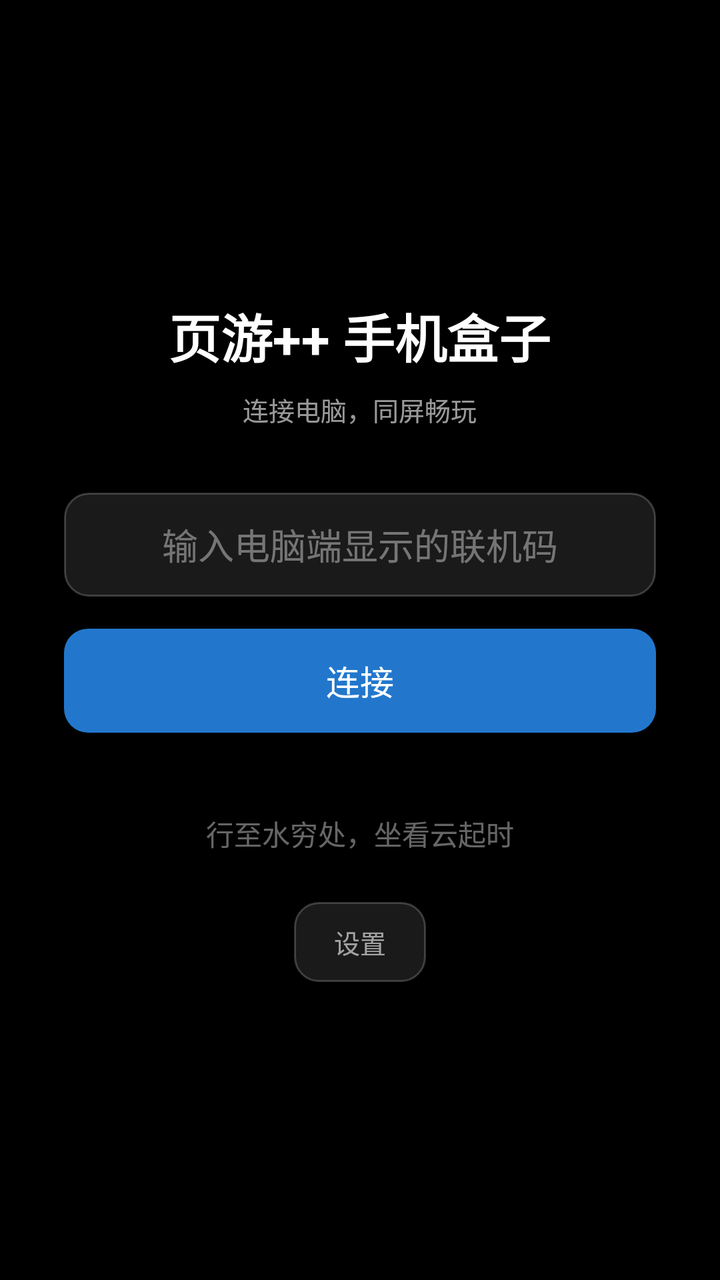
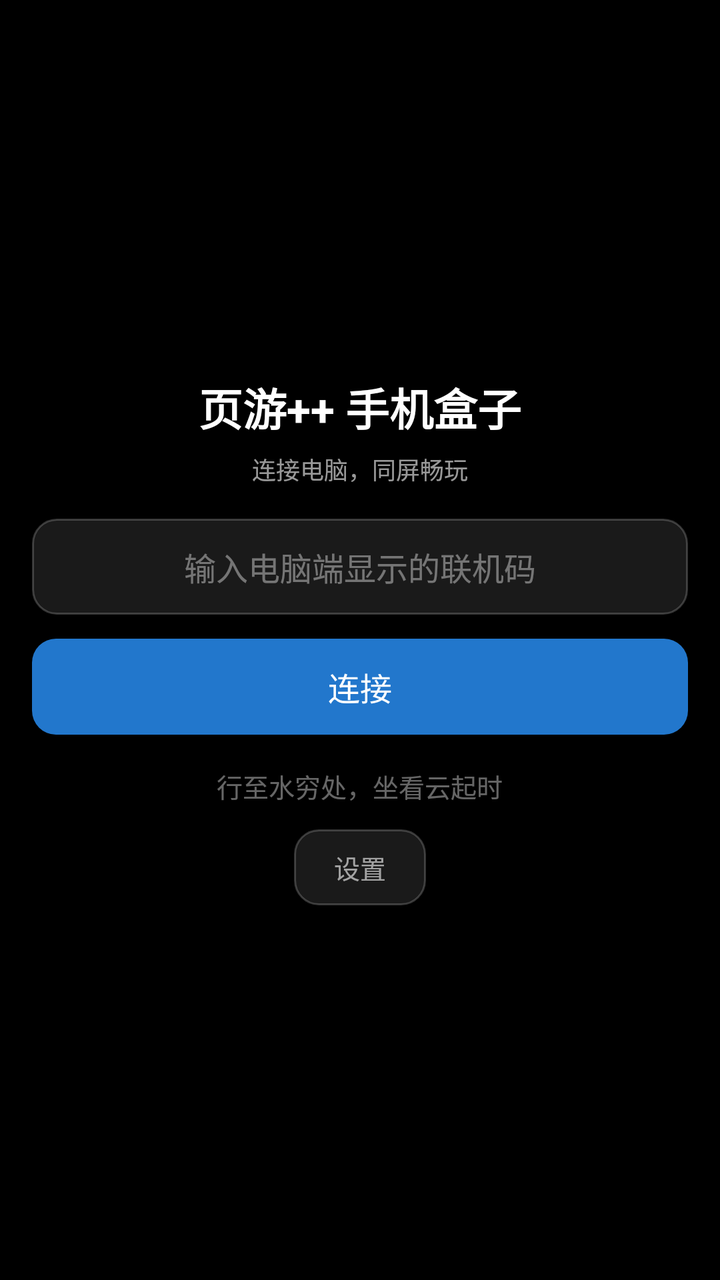

An Android layout rendered at two revisions. The XML below is the earlier revision; the diff shows what the commit changed to produce the second picture.
<!-- AndroidManifest.xml: activity theme Theme.PhoneBox.Fullscreen -->
<!-- res/layout/activity_main.xml -->
<?xml version="1.0" encoding="utf-8"?>
<FrameLayout xmlns:android="http://schemas.android.com/apk/res/android"
    android:layout_width="match_parent"
    android:layout_height="match_parent"
    android:background="@android:color/black">

    
    <LinearLayout
        android:id="@+id/home_page"
        android:layout_width="match_parent"
        android:layout_height="match_parent"
        android:orientation="vertical"
        android:gravity="center"
        android:padding="32dp">

        <TextView
            android:id="@+id/home_title"
            android:layout_width="wrap_content"
            android:layout_height="wrap_content"
            android:text="@string/app_name"
            android:textColor="#FFFFFF"
            android:textSize="26sp"
            android:textStyle="bold"
            android:layout_marginBottom="8dp" />

        <TextView
            android:layout_width="wrap_content"
            android:layout_height="wrap_content"
            android:text="@string/home_subtitle"
            android:textColor="#99FFFFFF"
            android:textSize="13sp"
            android:layout_marginBottom="32dp" />

        <EditText
            android:id="@+id/join_code_input"
            android:layout_width="match_parent"
            android:layout_height="52dp"
            android:maxWidth="420dp"
            android:layout_gravity="center_horizontal"
            android:gravity="center"
            android:hint="@string/join_code_hint"
            android:textColor="#FFFFFF"
            android:textColorHint="#66FFFFFF"
            android:textSize="18sp"
            android:inputType="textVisiblePassword"
            android:singleLine="true"
            android:background="@drawable/bg_join_input" />

        <Button
            android:id="@+id/connect_button"
            android:layout_width="match_parent"
            android:layout_height="52dp"
            android:maxWidth="420dp"
            android:layout_gravity="center_horizontal"
            android:layout_marginTop="16dp"
            android:text="@string/connect"
            android:textSize="17sp"
            android:textColor="#FFFFFF"
            android:background="@drawable/bg_connect_button" />

        <TextView
            android:id="@+id/home_poem"
            android:layout_width="wrap_content"
            android:layout_height="wrap_content"
            android:layout_marginTop="40dp"
            android:text="@string/home_poem"
            android:textColor="#66FFFFFF"
            android:textSize="14sp" />

        <Button
            android:id="@+id/home_settings_button"
            android:layout_width="wrap_content"
            android:layout_height="40dp"
            android:layout_marginTop="24dp"
            android:minWidth="0dp"
            android:paddingStart="20dp"
            android:paddingEnd="20dp"
            android:text="@string/settings"
            android:textSize="13sp"
            android:textColor="#99FFFFFF"
            android:background="@drawable/bg_join_input" />
    </LinearLayout>

    
    <FrameLayout
        android:id="@+id/game_page"
        android:layout_width="match_parent"
        android:layout_height="match_parent"
        android:visibility="gone">

        
        <SurfaceView
            android:id="@+id/surface_view"
            android:layout_width="match_parent"
            android:layout_height="match_parent" />

        
        <com.yeyou.phonebox.VirtualGamepadView
            android:id="@+id/gamepad_view"
            android:layout_width="match_parent"
            android:layout_height="match_parent" />

        
        <LinearLayout
            android:layout_width="match_parent"
            android:layout_height="wrap_content"
            android:orientation="horizontal"
            android:gravity="center_vertical"
            android:padding="8dp">

            <TextView
                android:id="@+id/status_text"
                android:layout_width="0dp"
                android:layout_height="wrap_content"
                android:layout_weight="1"
                android:padding="6dp"
                android:background="#66000000"
                android:textColor="#FFFFFF"
                android:textSize="12sp"
                android:text="@string/status_idle" />

            <Button
                android:id="@+id/settings_button"
                android:layout_width="wrap_content"
                android:layout_height="36dp"
                android:minWidth="0dp"
                android:paddingStart="12dp"
                android:paddingEnd="12dp"
                android:text="@string/settings"
                android:textSize="13sp"
                android:textColor="#FFFFFF"
                android:background="@drawable/bg_connect_button" />
        </LinearLayout>

        
        <LinearLayout
            android:id="@+id/edit_panel"
            android:layout_width="match_parent"
            android:layout_height="wrap_content"
            android:layout_gravity="bottom"
            android:orientation="vertical"
            android:padding="16dp"
            android:background="#E6000000"
            android:visibility="gone">

            <LinearLayout
                android:layout_width="match_parent"
                android:layout_height="wrap_content"
                android:orientation="horizontal"
                android:gravity="center_vertical">

                <TextView
                    android:layout_width="0dp"
                    android:layout_height="wrap_content"
                    android:layout_weight="1"
                    android:text="@string/edit_title"
                    android:textColor="#FFFFFF"
                    android:textSize="16sp"
                    android:textStyle="bold" />

                <Button
                    android:id="@+id/edit_done_button"
                    android:layout_width="wrap_content"
                    android:layout_height="40dp"
                    android:text="@string/edit_done"
                    android:textColor="#FFFFFF"
                    android:background="@drawable/bg_connect_button" />
            </LinearLayout>

            
            <LinearLayout
                android:layout_width="match_parent"
                android:layout_height="wrap_content"
                android:orientation="horizontal"
                android:gravity="center_vertical"
                android:layout_marginTop="8dp">

                <TextView
                    android:id="@+id/edit_selected_label"
                    android:layout_width="0dp"
                    android:layout_height="wrap_content"
                    android:layout_weight="1"
                    android:text="@string/edit_none_selected"
                    android:textColor="#CCFFFFFF"
                    android:textSize="14sp" />

                <Button
                    android:id="@+id/edit_map_key_button"
                    android:layout_width="wrap_content"
                    android:layout_height="40dp"
                    android:text="@string/edit_map_key"
                    android:textColor="#FFFFFF"
                    android:background="@drawable/bg_connect_button" />
            </LinearLayout>

            
            <LinearLayout
                android:layout_width="match_parent"
                android:layout_height="wrap_content"
                android:orientation="horizontal"
                android:gravity="center_vertical"
                android:layout_marginTop="6dp">

                <TextView
                    android:layout_width="72dp"
                    android:layout_height="wrap_content"
                    android:text="@string/edit_size"
                    android:textColor="#CCFFFFFF"
                    android:textSize="13sp" />

                <SeekBar
                    android:id="@+id/edit_size_seek"
                    android:layout_width="0dp"
                    android:layout_height="wrap_content"
                    android:layout_weight="1"
                    android:max="100" />
            </LinearLayout>

            
            <LinearLayout
                android:layout_width="match_parent"
                android:layout_height="wrap_content"
                android:orientation="horizontal"
                android:gravity="center_vertical">

                <TextView
                    android:layout_width="72dp"
                    android:layout_height="wrap_content"
                    android:text="@string/edit_opacity"
                    android:textColor="#CCFFFFFF"
                    android:textSize="13sp" />

                <SeekBar
                    android:id="@+id/edit_opacity_seek"
                    android:layout_width="0dp"
                    android:layout_height="wrap_content"
                    android:layout_weight="1"
                    android:max="100" />
            </LinearLayout>

            
            <LinearLayout
                android:layout_width="match_parent"
                android:layout_height="wrap_content"
                android:orientation="horizontal"
                android:layout_marginTop="8dp">

                <Button
                    android:id="@+id/edit_add_button"
                    android:layout_width="0dp"
                    android:layout_height="42dp"
                    android:layout_weight="1"
                    android:layout_marginEnd="8dp"
                    android:text="@string/edit_add"
                    android:textColor="#FFFFFF"
                    android:background="@drawable/bg_connect_button" />

                <Button
                    android:id="@+id/edit_delete_button"
                    android:layout_width="0dp"
                    android:layout_height="42dp"
                    android:layout_weight="1"
                    android:layout_marginEnd="8dp"
                    android:text="@string/edit_delete"
                    android:textColor="#FFFFFF"
                    android:background="@drawable/bg_connect_button" />

                <Button
                    android:id="@+id/edit_reset_button"
                    android:layout_width="0dp"
                    android:layout_height="42dp"
                    android:layout_weight="1"
                    android:text="@string/edit_reset"
                    android:textColor="#FFFFFF"
                    android:background="@drawable/bg_connect_button" />
            </LinearLayout>
        </LinearLayout>
    </FrameLayout>
</FrameLayout>
<!-- resources referenced by this layout -->
<resources>
  <!-- drawable bg_connect_button (drawable) -->
  <?xml version="1.0" encoding="utf-8"?>
  <selector xmlns:android="http://schemas.android.com/apk/res/android">
      <item android:state_pressed="true">
          <shape android:shape="rectangle">
              <solid android:color="#3366CCFF" />
              <corners android:radius="12dp" />
          </shape>
      </item>
      <item>
          <shape android:shape="rectangle">
              <solid android:color="#2277CC" />
              <corners android:radius="12dp" />
          </shape>
      </item>
  </selector>
  <!-- drawable bg_join_input (drawable) -->
  <?xml version="1.0" encoding="utf-8"?>
  <shape xmlns:android="http://schemas.android.com/apk/res/android"
      android:shape="rectangle">
      <solid android:color="#1AFFFFFF" />
      <stroke android:width="1dp" android:color="#33FFFFFF" />
      <corners android:radius="12dp" />
  </shape>
  <string name="app_name">页游++ 手机盒子</string>
  <string name="connect">连接</string>
  <string name="edit_add">添加按键</string>
  <string name="edit_delete">删除</string>
  <string name="edit_done">完成</string>
  <string name="edit_map_key">映射按键</string>
  <string name="edit_none_selected">点选一个按键进行编辑</string>
  <string name="edit_opacity">透明度</string>
  <string name="edit_reset">恢复默认</string>
  <string name="edit_size">大小</string>
  <string name="edit_title">按键设置</string>
  <string name="home_poem">行至水穷处，坐看云起时</string>
  <string name="home_subtitle">连接电脑，同屏畅玩</string>
  <string name="join_code_hint">输入电脑端显示的联机码</string>
  <string name="settings">设置</string>
  <string name="status_idle">等待输入联机码</string>
  <style name="Theme.PhoneBox.Fullscreen" parent="Theme.PhoneBox">
          <item name="android:windowFullscreen">true</item>
          <item name="android:windowNoTitle">true</item>
      </style>
  <style name="Theme.PhoneBox" parent="Theme.AppCompat.NoActionBar">
          <item name="android:windowBackground">@android:color/black</item>
          <item name="android:statusBarColor">@android:color/black</item>
          <item name="android:navigationBarColor">@android:color/black</item>
      </style>
</resources>

<!-- the commit's change to res/layout/activity_main.xml (unified diff, before → after) -->
@@ -5,81 +5,87 @@
     android:background="@android:color/black">
 
     
-    <LinearLayout
+    <ScrollView
         android:id="@+id/home_page"
         android:layout_width="match_parent"
         android:layout_height="match_parent"
-        android:orientation="vertical"
-        android:gravity="center"
-        android:padding="32dp">
-
-        <TextView
-            android:id="@+id/home_title"
-            android:layout_width="wrap_content"
+        android:fillViewport="true">
+
+        <LinearLayout
+            android:layout_width="match_parent"
             android:layout_height="wrap_content"
-            android:text="@string/app_name"
-            android:textColor="#FFFFFF"
-            android:textSize="26sp"
-            android:textStyle="bold"
-            android:layout_marginBottom="8dp" />
-
-        <TextView
-            android:layout_width="wrap_content"
-            android:layout_height="wrap_content"
-            android:text="@string/home_subtitle"
-            android:textColor="#99FFFFFF"
-            android:textSize="13sp"
-            android:layout_marginBottom="32dp" />
-
-        <EditText
-            android:id="@+id/join_code_input"
-            android:layout_width="match_parent"
-            android:layout_height="52dp"
-            android:maxWidth="420dp"
-            android:layout_gravity="center_horizontal"
+            android:orientation="vertical"
             android:gravity="center"
-            android:hint="@string/join_code_hint"
-            android:textColor="#FFFFFF"
-            android:textColorHint="#66FFFFFF"
-            android:textSize="18sp"
-            android:inputType="textVisiblePassword"
-            android:singleLine="true"
-            android:background="@drawable/bg_join_input" />
-
-        <Button
-            android:id="@+id/connect_button"
-            android:layout_width="match_parent"
-            android:layout_height="52dp"
-            android:maxWidth="420dp"
-            android:layout_gravity="center_horizontal"
-            android:layout_marginTop="16dp"
-            android:text="@string/connect"
-            android:textSize="17sp"
-            android:textColor="#FFFFFF"
-            android:background="@drawable/bg_connect_button" />
-
-        <TextView
-            android:id="@+id/home_poem"
-            android:layout_width="wrap_content"
-            android:layout_height="wrap_content"
-            android:layout_marginTop="40dp"
-            android:text="@string/home_poem"
-            android:textColor="#66FFFFFF"
-            android:textSize="14sp" />
-
-        <Button
-            android:id="@+id/home_settings_button"
-            android:layout_width="wrap_content"
-            android:layout_height="40dp"
-            android:layout_marginTop="24dp"
-            android:minWidth="0dp"
-            android:paddingStart="20dp"
-            android:paddingEnd="20dp"
-            android:text="@string/settings"
-            android:textSize="13sp"
-            android:textColor="#99FFFFFF"
-            android:background="@drawable/bg_join_input" />
-    </LinearLayout>
+            android:padding="16dp">
+
+            <TextView
+                android:id="@+id/home_title"
+                android:layout_width="wrap_content"
+                android:layout_height="wrap_content"
+                android:text="@string/app_name"
+                android:textColor="#FFFFFF"
+                android:textSize="22sp"
+                android:textStyle="bold"
+                android:layout_marginBottom="6dp" />
+
+            <TextView
+                android:layout_width="wrap_content"
+                android:layout_height="wrap_content"
+                android:text="@string/home_subtitle"
+                android:textColor="#99FFFFFF"
+                android:textSize="12sp"
+                android:layout_marginBottom="16dp" />
+
+            <EditText
+                android:id="@+id/join_code_input"
+                android:layout_width="match_parent"
+                android:layout_height="48dp"
+                android:maxWidth="420dp"
+                android:layout_gravity="center_horizontal"
+                android:gravity="center"
+                android:hint="@string/join_code_hint"
+                android:textColor="#FFFFFF"
+                android:textColorHint="#66FFFFFF"
+                android:textSize="16sp"
+                android:inputType="textVisiblePassword"
+                android:singleLine="true"
+                android:background="@drawable/bg_join_input" />
+
+            <Button
+                android:id="@+id/connect_button"
+                android:layout_width="match_parent"
+                android:layout_height="48dp"
+                android:maxWidth="420dp"
+                android:layout_gravity="center_horizontal"
+                android:layout_marginTop="12dp"
+                android:text="@string/connect"
+                android:textSize="16sp"
+                android:textColor="#FFFFFF"
+                android:background="@drawable/bg_connect_button" />
+
+            <TextView
+                android:id="@+id/home_poem"
+                android:layout_width="wrap_content"
+                android:layout_height="wrap_content"
+                android:layout_marginTop="16dp"
+                android:text="@string/home_poem"
+                android:textColor="#66FFFFFF"
+                android:textSize="13sp" />
+
+            <Button
+                android:id="@+id/home_settings_button"
+                android:layout_width="wrap_content"
+                android:layout_height="38dp"
+                android:layout_marginTop="12dp"
+                android:minWidth="0dp"
+                android:paddingStart="20dp"
+                android:paddingEnd="20dp"
+                android:text="@string/settings"
+                android:textSize="13sp"
+                android:textColor="#99FFFFFF"
+                android:background="@drawable/bg_join_input" />
+        </LinearLayout>
+    </ScrollView>
 
     
     <FrameLayout
